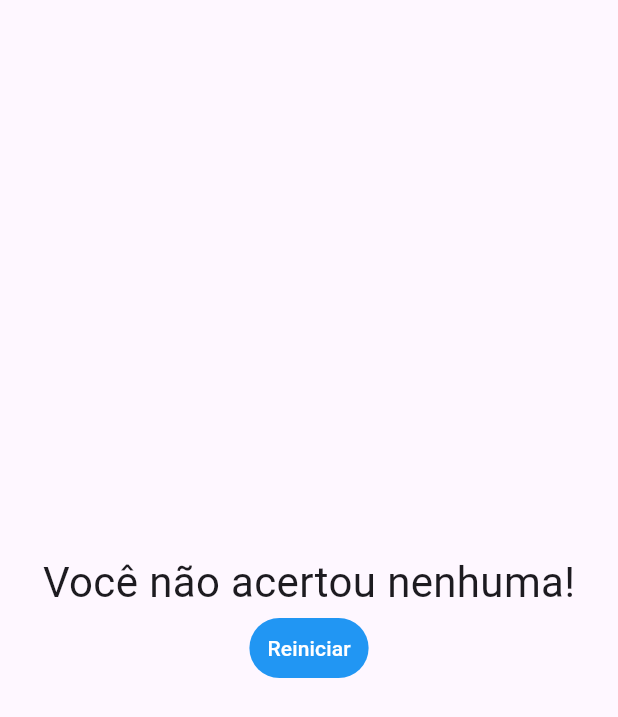
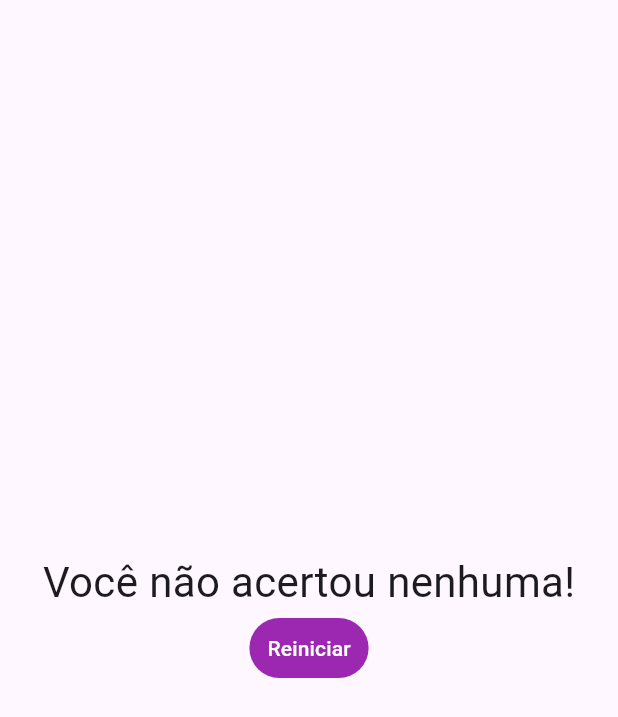
Before and after one commit to itscaiocunha/QuizProject, a Flutter app: the Resultado widget shown alone on an empty page, opened directly with empty values, on a phone screen of 412 x 824 dp. Shown: the top 717 px of the screen. Run offline on Flutter 3.47's test engine with Material 3 defaults, Android fonts, the phone set to English and light mode, and no system bars.

Commit message:
feat: new question and colors

```diff
--- a/lib/main.dart
+++ b/lib/main.dart
@@ -13,7 +13,7 @@ class _PerguntaAppState extends State<PerguntaApp> {
       'resposta': [
         {
           'texto':
-              'É um framework de código fechado criado pela Microsoft para o desenvolvimento de aplicativos multiplataforma',
+              'É um framework de código fechado criado pela Microsoft para o desenvolvimento de websites',
           'pontuacao': 0,
         },
         {
@@ -23,7 +23,7 @@ class _PerguntaAppState extends State<PerguntaApp> {
         },
         {
           'texto':
-              'É uma linguagem de programação criada pelo Google para o desenvolvimento de sistemas web',
+              'É uma linguagem de programação criada pelo Google para o desenvolvimento de IA',
           'pontuacao': 0,
         }
       ]
@@ -66,6 +66,24 @@ class _PerguntaAppState extends State<PerguntaApp> {
           'pontuacao': 0,
         },
       ]
+    },
+    {
+      'pergunta': 'O que é Splash?',
+      'resposta': [
+        {
+          'texto': 'Não é de flutter',
+          'pontuacao': 0,
+        },
+        {
+          'texto': 'Elemento gráfico de uma janela contendo apenas texto',
+          'pontuacao': 0,
+        },
+        {
+          'texto':
+              'Elemento de controle gráfico que consiste em uma janela contendo uma imagem, um logotipo e a versão atual do software',
+          'pontuacao': 10,
+        },
+      ]
     }
   ];
 
@@ -101,8 +119,9 @@ class _PerguntaAppState extends State<PerguntaApp> {
       home: Scaffold(
           //Estrutura da Aplicação
           appBar: AppBar(
-              //Identidade da Aplicação
-              title: const Text('Quiz')),
+            centerTitle: true,
+            title: const Text('Quiz'),
+          ),
           body: temPerguntaSelecionada
               ? Questionario(
                   perguntas: _perguntas,
--- a/lib/resposta.dart
+++ b/lib/resposta.dart
@@ -17,7 +17,7 @@ class Resposta extends StatelessWidget {
           style: TextStyle(fontSize: 13),
         ),
         style: ElevatedButton.styleFrom(
-          backgroundColor: Colors.blue,
+          backgroundColor: Colors.purple,
           foregroundColor: Colors.white,
         ),
       ),
--- a/lib/resultado.dart
+++ b/lib/resultado.dart
@@ -13,9 +13,11 @@ class Resultado extends StatelessWidget {
     if (pontuacao < 10) {
       return 'Você não acertou nenhuma!';
     } else if (pontuacao < 20) {
-      return 'Parabéns! Você acertou 1';
+      return 'Parabéns! Acertou 1';
     } else if (pontuacao < 30) {
-      return 'Parabéns! Você acertou 2';
+      return 'Parabéns! Acertou 2';
+    } else if (pontuacao < 40) {
+      return 'Parabéns! Acertou 3';
     } else {
       return 'Mestre Jedi!';
     }
@@ -33,7 +35,7 @@ class Resultado extends StatelessWidget {
           onPressed: quandoReiniciarQuiz,
           child: const Text('Reiniciar'),
           style: TextButton.styleFrom(
-            backgroundColor: Colors.blue,
+            backgroundColor: Colors.purple,
             foregroundColor: Colors.white,
           ),
         )
```
